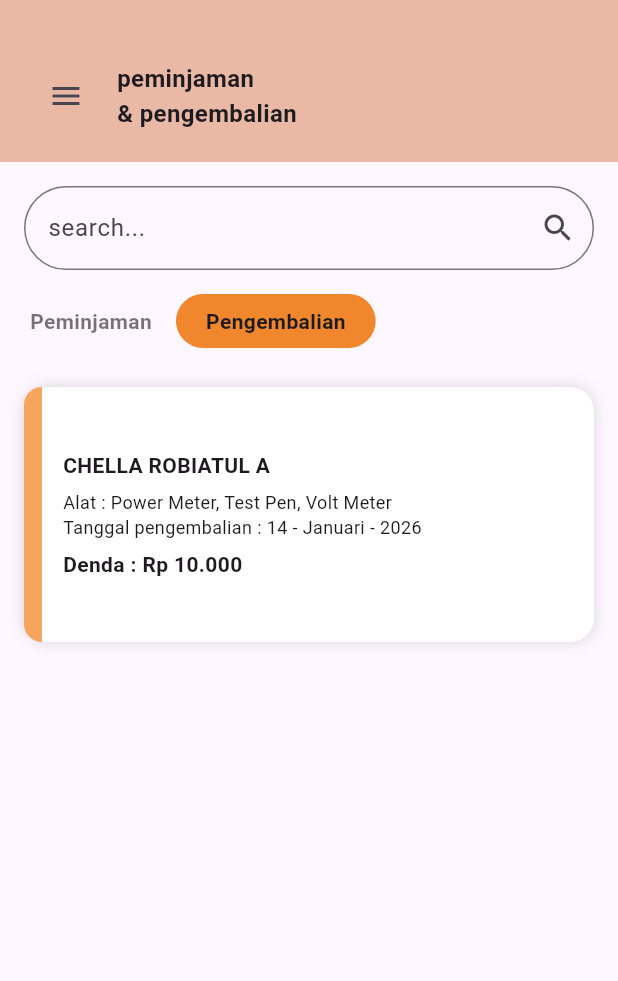
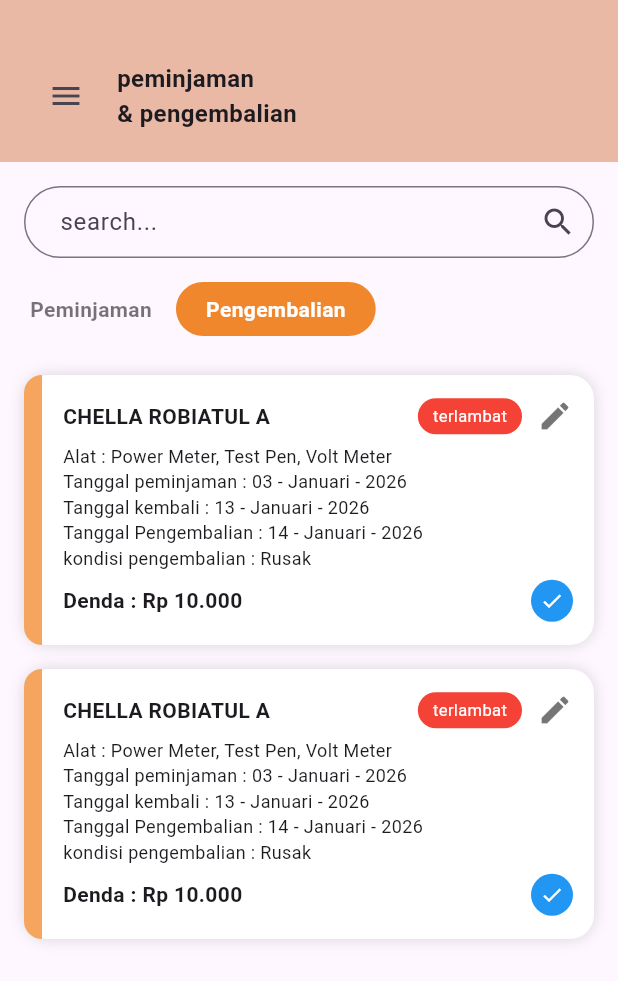
Before and after one commit to chellarobiatul1/UKK_peminjaman_alat, a Flutter app: the PengembalianAdmin screen opened directly, on a phone screen of 412 x 824 dp. Shown: the top 981 px of the screen. Run offline on Flutter 3.47's test engine with Material 3 defaults, Android fonts, the phone set to English and light mode, and no system bars.

Commit message:
update ui

```diff
--- a/lib/screens/admin/pengembalian_admin.dart
+++ b/lib/screens/admin/pengembalian_admin.dart
@@ -1,9 +1,64 @@
 import 'package:flutter/material.dart';
 import 'package:peminjaman_alat/screens/drawer/app_drawer.dart';
 import 'peminjaman_admin.dart';
+import 'package:peminjaman_alat/widget/admin/crud_pengembalian.dart';
 
-class PengembalianAdmin extends StatelessWidget {
+class PengembalianAdmin extends StatefulWidget {
   const PengembalianAdmin({super.key});
+
+  @override
+  State<PengembalianAdmin> createState() => _PengembalianAdmin();
+}
+
+class _PengembalianAdmin extends State<PengembalianAdmin> {
+  final List<Map<String, String>> _data = [
+    {
+      'nama': 'CHELLA ROBIATUL A',
+      'alat': 'Power Meter, Test Pen, Volt Meter',
+      'tgl_peminjaman': '03 - Januari - 2026',
+      'tgl_kembali': '13 - Januari - 2026',
+      'tgl_pengembalian': '14 - Januari - 2026',
+      'kondisi': 'Rusak',
+      'denda': 'Rp 10.000',
+      'status': 'terlambat',
+    },
+    {
+      'nama': 'CHELLA ROBIATUL A',
+      'alat': 'Power Meter, Test Pen, Volt Meter',
+      'tgl_peminjaman': '03 - Januari - 2026',
+      'tgl_kembali': '13 - Januari - 2026',
+      'tgl_pengembalian': '14 - Januari - 2026',
+      'kondisi': 'Rusak',
+      'denda': 'Rp 10.000',
+      'status': 'terlambat',
+    },
+  ];
+
+  List<Map<String, String>> _filteredData = [];
+
+  @override
+  void initState() {
+    super.initState();
+    _filteredData = List.from(_data);
+  }
+
+  void _filterData(String query) {
+    final filtered = _data.where((item) {
+      final lowerQuery = query.toLowerCase();
+      return item['nama']!.toLowerCase().contains(lowerQuery) ||
+          item['alat']!.toLowerCase().contains(lowerQuery) ||
+          item['tgl_peminjaman']!.toLowerCase().contains(lowerQuery) ||
+          item['tgl_kembali']!.toLowerCase().contains(lowerQuery) ||
+          item['tgl_pengembalian']!.toLowerCase().contains(lowerQuery) ||
+          item['kondisi']!.toLowerCase().contains(lowerQuery) ||
+          item['denda']!.toLowerCase().contains(lowerQuery) ||
+          item['status']!.toLowerCase().contains(lowerQuery);
+    }).toList();
+
+    setState(() {
+      _filteredData = filtered;
+    });
+  }
 
   @override
   Widget build(BuildContext context) {
@@ -21,15 +76,16 @@ class PengembalianAdmin extends StatelessWidget {
                 Builder(
                   builder: (context) => IconButton(
                     icon: const Icon(Icons.menu),
-                    onPressed: () =>
-                        Scaffold.of(context).openDrawer(),
+                    onPressed: () => Scaffold.of(context).openDrawer(),
                   ),
                 ),
                 const SizedBox(width: 10),
                 const Text(
                   'peminjaman\n& pengembalian',
                   style: TextStyle(
-                      fontSize: 16, fontWeight: FontWeight.w600),
+                    fontSize: 16,
+                    fontWeight: FontWeight.w600,
+                  ),
                 )
               ],
             ),
@@ -39,9 +95,12 @@ class PengembalianAdmin extends StatelessWidget {
           Padding(
             padding: const EdgeInsets.all(16),
             child: TextField(
+              onChanged: _filterData,
               decoration: InputDecoration(
                 hintText: 'search...',
                 suffixIcon: const Icon(Icons.search),
+                contentPadding:
+                    const EdgeInsets.symmetric(horizontal: 20),
                 border: OutlineInputBorder(
                   borderRadius: BorderRadius.circular(30),
                 ),
@@ -67,20 +126,26 @@ class PengembalianAdmin extends StatelessWidget {
                     'Peminjaman',
                     style: TextStyle(
                       color: Colors.black54,
-                        fontWeight: FontWeight.w600),
+                      fontWeight: FontWeight.w600,
+                    ),
                   ),
                 ),
                 const SizedBox(width: 16),
                 Container(
                   padding: const EdgeInsets.symmetric(
-                      horizontal: 20, vertical: 8),
+                    horizontal: 20,
+                    vertical: 8,
+                  ),
                   decoration: BoxDecoration(
                     color: const Color(0xFFF1872D),
                     borderRadius: BorderRadius.circular(20),
                   ),
                   child: const Text(
                     'Pengembalian',
-                    style: TextStyle(fontWeight: FontWeight.w600),
+                    style: TextStyle(
+                      fontWeight: FontWeight.w600,
+                      color: Colors.white,
+                    ),
                   ),
                 ),
               ],
@@ -91,10 +156,24 @@ class PengembalianAdmin extends StatelessWidget {
 
           // LIST
           Expanded(
-            child: ListView(
+            child: _filteredData.isEmpty
+                ? const Center(child: Text('Data tidak ditemukan'))
+                : ListView.builder(
                     padding: const EdgeInsets.all(16),
-              children: [
-                Container(
+                    itemCount: _filteredData.length,
+                    itemBuilder: (context, index) {
+                      final item = _filteredData[index];
+                      return _itemPengembalian(item);
+                    },
+                  ),
+          ),
+        ],
+      ),
+    );
+  }
+
+  Widget _itemPengembalian(Map<String, String> item) {
+    return Container(
       margin: const EdgeInsets.only(bottom: 16),
       decoration: BoxDecoration(
         color: Colors.white,
@@ -108,9 +187,10 @@ class PengembalianAdmin extends StatelessWidget {
       ),
       child: Row(
         children: [
+          // STRIP WARNA
           Container(
             width: 12,
-                        height: 170,
+            height: 180,
             decoration: const BoxDecoration(
               color: Color(0xFFF6A55F),
               borderRadius: BorderRadius.only(
@@ -119,32 +199,108 @@ class PengembalianAdmin extends StatelessWidget {
               ),
             ),
           ),
+
+          // CONTENT
           Expanded(
             child: Padding(
               padding: const EdgeInsets.all(14),
               child: Column(
-                            crossAxisAlignment:
-                                CrossAxisAlignment.start,
-                            children: const [
+                crossAxisAlignment: CrossAxisAlignment.start,
+                children: [
+                  // NAMA + STATUS + ICON EDIT
+                  Row(
+                    mainAxisAlignment: MainAxisAlignment.spaceBetween,
+                    children: [
                       Text(
-                                'CHELLA ROBIATUL A',
-                                style: TextStyle(
-                                    fontWeight: FontWeight.bold),
+                        item['nama'] ?? '',
+                        style: const TextStyle(
+                          fontWeight: FontWeight.bold,
                         ),
-                              SizedBox(height: 6),
+                      ),
+                      Row(
+                        children: [
+                          Container(
+                            padding: const EdgeInsets.symmetric(
+                              horizontal: 10,
+                              vertical: 4,
+                            ),
+                            decoration: BoxDecoration(
+                              color: Colors.red,
+                              borderRadius: BorderRadius.circular(20),
+                            ),
+                            child: Text(
+                              item['status'] ?? '',
+                              style: const TextStyle(
+                                color: Colors.white,
+                                fontSize: 11,
+                              ),
+                            ),
+                          ),
+                          const SizedBox(width: 10),
+                          // ICON EDIT
+                          GestureDetector(
+  onTap: () {
+    showDialog(
+      context: context,
+      barrierDismissible: true,
+      builder: (_) => const CrudPengembalian(),
+    );
+  },
+  child: const Icon(
+    Icons.edit,
+    color: Colors.black54,
+  ),
+),
+
+                        ],
+                      )
+                    ],
+                  ),
+
+                  const SizedBox(height: 6),
+
                   Text(
-                                'Alat : Power Meter, Test Pen, Volt Meter',
-                                style: TextStyle(fontSize: 12),
+                    'Alat : ${item['alat'] ?? ''}',
+                    style: const TextStyle(fontSize: 12),
                   ),
                   Text(
-                                'Tanggal pengembalian : 14 - Januari - 2026',
-                                style: TextStyle(fontSize: 12),
+                    'Tanggal peminjaman : ${item['tgl_peminjaman'] ?? ''}',
+                    style: const TextStyle(fontSize: 12),
                   ),
-                              SizedBox(height: 6),
                   Text(
-                                'Denda : Rp 10.000',
-                                style: TextStyle(
-                                    fontWeight: FontWeight.bold),
+                    'Tanggal kembali : ${item['tgl_kembali'] ?? ''}',
+                    style: const TextStyle(fontSize: 12),
+                  ),
+                  Text(
+                    'Tanggal Pengembalian : ${item['tgl_pengembalian'] ?? ''}',
+                    style: const TextStyle(fontSize: 12),
+                  ),
+                  Text(
+                    'kondisi pengembalian : ${item['kondisi'] ?? ''}',
+                    style: const TextStyle(fontSize: 12),
+                  ),
+
+                  const SizedBox(height: 6),
+
+                  Row(
+                    mainAxisAlignment: MainAxisAlignment.spaceBetween,
+                    children: [
+                      Text(
+                        'Denda : ${item['denda'] ?? ''}',
+                        style: const TextStyle(
+                          fontWeight: FontWeight.bold,
+                        ),
+                      ),
+                      const CircleAvatar(
+                        radius: 14,
+                        backgroundColor: Colors.blue,
+                        child: Icon(
+                          Icons.check,
+                          size: 16,
+                          color: Colors.white,
+                        ),
+                      )
+                    ],
                   ),
                 ],
               ),
@@ -152,12 +308,6 @@ class PengembalianAdmin extends StatelessWidget {
           ),
         ],
       ),
-                ),
-              ],
-            ),
-          ),
-        ],
-      ),
     );
   }
 }
```
Also changed, not shown: lib/widget/admin/crud_pengembalian.dart (added, +136 -0 lines), pubspec.lock. Lines whose indentation alone changed are shown as unchanged.
